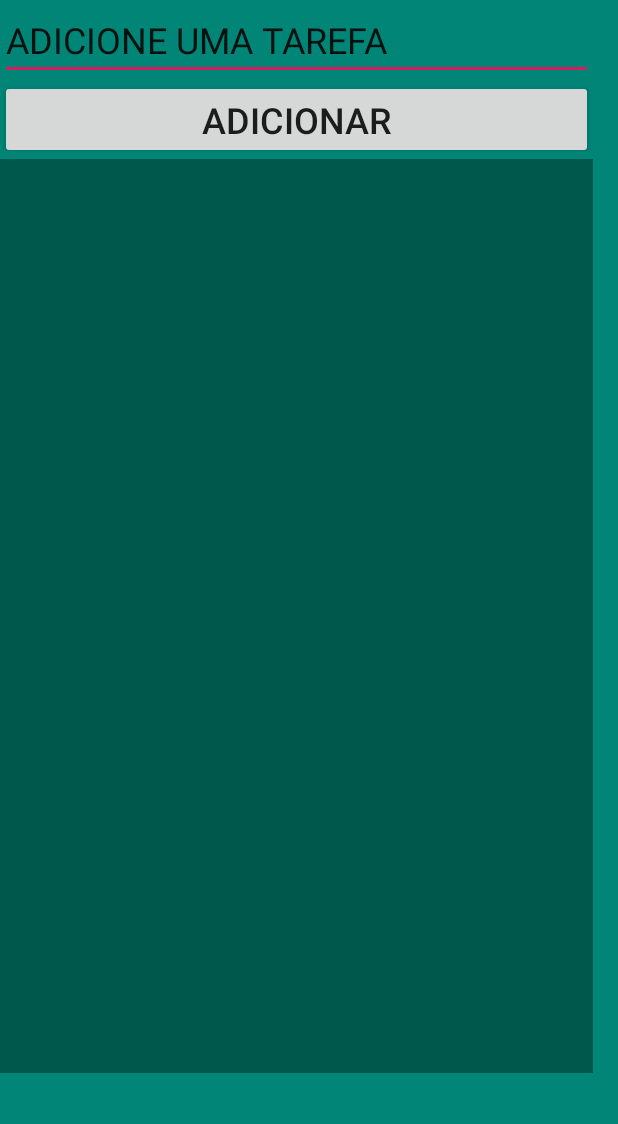
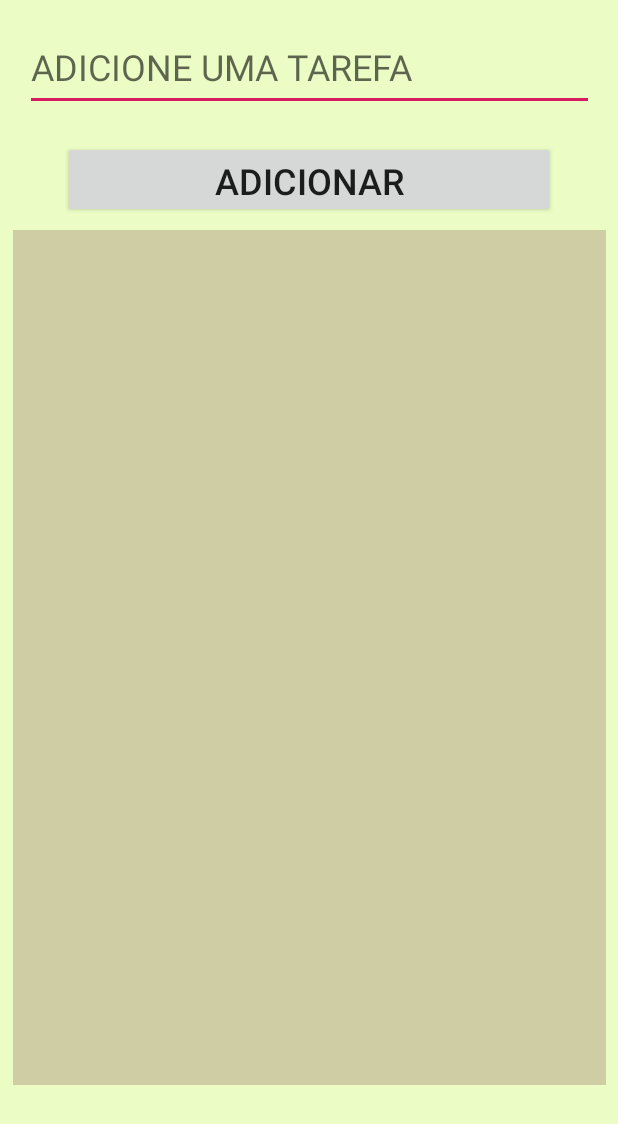
Before and after one commit to RonaldoSkibinski/ToDoList, an Android app: the screen it shows after launch (MainActivity), on a phone screen of 412 x 824 dp. Shown: the top 1124 px of the screen. Run offline under Robolectric (Android 15) with nearby library versions, the phone set to English and light mode, and no system bars.

Commit message:
Changes in layout; Created 2 new colors to background

```diff
--- a/app/src/main/res/layout/activity_main.xml
+++ b/app/src/main/res/layout/activity_main.xml
@@ -4,36 +4,53 @@
     xmlns:tools="http://schemas.android.com/tools"
     android:layout_width="match_parent"
     android:layout_height="match_parent"
-    android:background="@color/colorPrimary"
+    android:background="@color/colorFundoBeje"
     tools:context=".MainActivity">
-
-    <LinearLayout
-        android:layout_width="395dp"
-        android:layout_height="715dp"
-        android:orientation="vertical"
-        tools:layout_editor_absoluteX="8dp"
-        tools:layout_editor_absoluteY="8dp">
 
     <EditText
         android:id="@+id/todoText"
-            android:layout_width="match_parent"
-            android:layout_height="wrap_content"
+        android:layout_width="379dp"
+        android:layout_height="58dp"
+        android:layout_marginStart="8dp"
+        android:layout_marginLeft="8dp"
+        android:layout_marginTop="16dp"
+        android:layout_marginEnd="8dp"
+        android:layout_marginRight="8dp"
         android:ems="10"
+        android:hint="@string/txt_tarefas"
         android:inputType="textPersonName"
-            android:text="@string/txt_tarefas"
-            android:textSize="24sp" />
+        android:textSize="24sp"
+        app:layout_constraintEnd_toEndOf="parent"
+        app:layout_constraintStart_toStartOf="parent"
+        app:layout_constraintTop_toTopOf="parent" />
 
     <Button
         android:id="@+id/addBtn"
-            android:layout_width="match_parent"
-            android:layout_height="wrap_content"
+        android:layout_width="328dp"
+        android:layout_height="51dp"
+        android:layout_marginStart="8dp"
+        android:layout_marginLeft="8dp"
+        android:layout_marginTop="20dp"
+        android:layout_marginEnd="8dp"
+        android:layout_marginRight="8dp"
         android:text="@string/txt_add"
-            android:textSize="24sp" />
+        android:textSize="24sp"
+        app:layout_constraintEnd_toEndOf="parent"
+        app:layout_constraintStart_toStartOf="parent"
+        app:layout_constraintTop_toBottomOf="@+id/todoText" />
 
     <ListView
         android:id="@+id/todoList"
-            android:layout_width="match_parent"
-            android:layout_height="match_parent"
-            android:background="@color/colorPrimaryDark" />
-    </LinearLayout>
+        android:layout_width="395dp"
+        android:layout_height="570dp"
+        android:layout_marginStart="8dp"
+        android:layout_marginLeft="8dp"
+        android:layout_marginTop="8dp"
+        android:layout_marginEnd="8dp"
+        android:layout_marginRight="8dp"
+        android:background="@color/colorBejeEscuro"
+        app:layout_constraintEnd_toEndOf="parent"
+        app:layout_constraintStart_toStartOf="parent"
+        app:layout_constraintTop_toBottomOf="@+id/addBtn" />
+
 </androidx.constraintlayout.widget.ConstraintLayout>
--- a/app/src/main/res/values/colors.xml
+++ b/app/src/main/res/values/colors.xml
@@ -3,4 +3,6 @@
     <color name="colorPrimary">#008577</color>
     <color name="colorPrimaryDark">#00574B</color>
     <color name="colorAccent">#D81B60</color>
+    <color name="colorFundoBeje">#EBFDC5</color>
+    <color name="colorBejeEscuro">#CECDA4</color>
 </resources>
```
Lines whose indentation alone changed are shown as unchanged.
